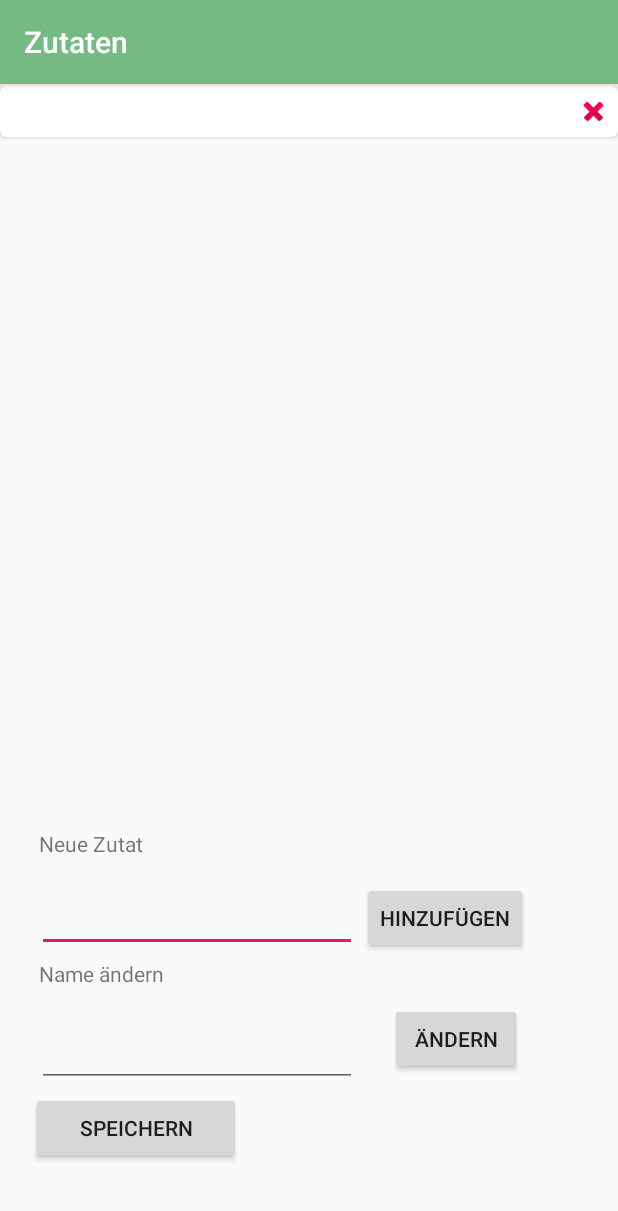
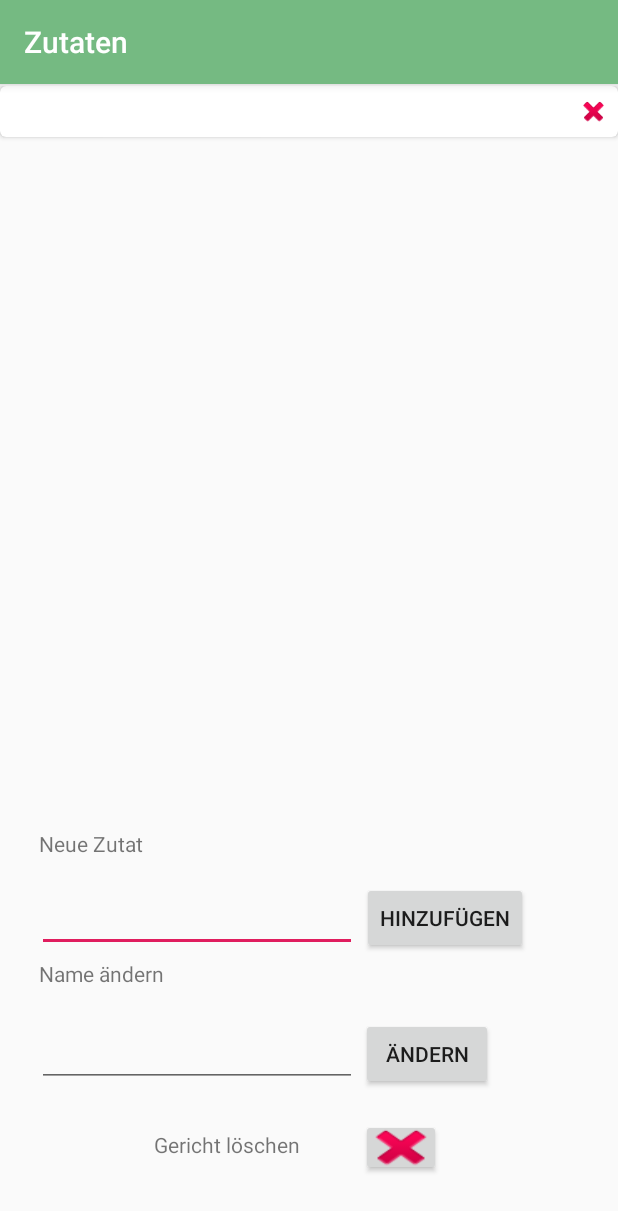
Before and after one commit to Chinchanchinese/Einkaufsliste1, an Android app: the GerichtBearbeitenActivity screen opened directly, with no data from a screen before it, after a tap on "HINZUFÜGEN", on a phone screen of 412 x 824 dp. Shown: the top 1211 px of the screen. Run offline under Robolectric (Android 15) with nearby library versions, the phone set to English and light mode, and no system bars; 3 statements that could not run were skipped.

Commit message:
Layout Bearbeiten 29.07.

```diff
--- a/app/src/main/java/Gericht_bearbeiten/GerichtBearbeitenActivity.java
+++ b/app/src/main/java/Gericht_bearbeiten/GerichtBearbeitenActivity.java
@@ -23,6 +23,7 @@ import java.lang.reflect.Type;
 import java.util.ArrayList;
 import java.util.List;
 
+import Gerichte.Gericht;
 import Zutaten.Zutat;
 import ZutatenEingabe.ZutatenEingabeActivity;
 import de.rg.einkaufsliste.R;
@@ -31,12 +32,19 @@ import de.rg.einkaufsliste.*;
 
 public class GerichtBearbeitenActivity extends AppCompatActivity {
 
+    //Empfangene Daten
+    private ArrayList<Gerichte.Gericht> Gerichte;
+    private int localposition;
+    private  String Datensatz;
+    private String DatenGericht;
+
     private ArrayList<Zutat> Zutaten;
     private RecyclerView recyclerView;
     private Adapter_Zutatenliste_bearbeiten adapter;
     private RecyclerView.LayoutManager layoutmanager;
     private int INPUT_ACTIVITY_RESULT;
     private String Daten;
+    private Gericht gericht;
 
 
     @Override
@@ -46,28 +54,25 @@ public class GerichtBearbeitenActivity extends AppCompatActivity {
         Toolbar toolbar = findViewById(R.id.toolbar);
         setSupportActionBar(toolbar);
 
-        Daten=getIntent().getStringExtra("Daten");
+        //Daten=getIntent().getStringExtra("Daten");
 
-        loadData(Daten);
+        recieveData();
+        loadData(Datensatz);
         buildRecyclerView();
         buildStandardlayout();
 
 
     }
+    private void recieveData() {
+        Gerichte = new ArrayList<>();
+        Bundle extra = getIntent().getBundleExtra("extra");
+        Gerichte = (ArrayList<Gerichte.Gericht>) extra.getSerializable("object");
+        localposition = getIntent().getIntExtra("position", 0);
+        Gerichte.Gericht gericht = Gerichte.get(localposition);
+        Datensatz = gericht.getDatensatz();
+    }
 
     private void buildStandardlayout(){
-        Button speichern= findViewById(R.id.button_speichern);
-        speichern.setOnClickListener(new View.OnClickListener() {
-            @Override
-            public void onClick(View view) {
-                Intent data = new Intent();
-                int controlbit=0;
-                data.putExtra("ControlBit", controlbit);
-                setResult(RESULT_OK,data);
-                finish();
-            }
-        });
-
         final TextView Zutatenname= findViewById(R.id.editTextZutat2);
         Button Hinzufügen= findViewById(R.id.buttonHinzufügen2);
         Hinzufügen.setOnClickListener(new View.OnClickListener() {
@@ -75,8 +80,38 @@ public class GerichtBearbeitenActivity extends AppCompatActivity {
             public void onClick(View view) {
                 insertZutat(Zutatenname.getText().toString());
                 Zutatenname.setText("");
+                Toast.makeText(getApplicationContext(),"Zutat hinzugefügt",Toast.LENGTH_LONG).show();
             }
         });
+
+        final TextView Nameändern= findViewById(R.id.editTextNameändern);
+        Button Namespeichern= findViewById(R.id.buttonNameändern);
+        Namespeichern.setOnClickListener(new View.OnClickListener() {
+            @Override
+            public void onClick(View view) {
+                Gerichte.Gericht gericht = Gerichte.get(localposition);
+                gericht.setName(Nameändern.getText().toString());
+                Nameändern.setText("");
+                Toast.makeText(getApplicationContext(),"Name geändert",Toast.LENGTH_LONG).show();
+                speichernGericht();
+            }
+        });
+
+        Button Gerichtlöschen= findViewById(R.id.buttonGerichtlöschen);
+        Gerichtlöschen.setOnClickListener(new View.OnClickListener() {
+            @Override
+            public void onClick(View view) {
+                removeGericht(localposition);
+                finish();
+            }
+        });
+    }
+
+    public void removeGericht(int position){
+
+        Gerichte.remove(position);
+        speichernGericht();
+        adapter.notifyItemRemoved(position);
     }
 
     private void buildRecyclerView() {
@@ -100,9 +135,17 @@ public class GerichtBearbeitenActivity extends AppCompatActivity {
             }
         });
     }
+    private void speichernGericht() {
+        SharedPreferences sharedPreferences= getSharedPreferences(DatenGericht,0);
+        SharedPreferences.Editor editor = sharedPreferences.edit();
+        Gson gson = new Gson();
+        String json = gson.toJson(Gerichte);
+        editor.putString("Gerichteliste",json);
+        editor.apply();
+    }
 
     private void speichern() {
-        SharedPreferences sharedPreferences= getSharedPreferences(Daten,0);
+        SharedPreferences sharedPreferences= getSharedPreferences(Datensatz,0);
         SharedPreferences.Editor editor = sharedPreferences.edit();
         Gson gson = new Gson();
         String json = gson.toJson(Zutaten);
@@ -145,101 +188,4 @@ public class GerichtBearbeitenActivity extends AppCompatActivity {
         speichern();
         adapter.notifyItemRemoved(position);
     }
-
-    public static class Gericht implements Serializable {
-
-        private String id;
-        private String name;
-        private int Foto =1;
-        private List<Zutat> Zutatenliste;
-        private String Datensatz;
-        private Bitmap Fotobm;
-        private String bilduri;
-        private Boolean Haken=false;
-
-        public String getId() {
-            return id;
-        }
-
-        public void setId(String id) {
-            this.id = id;
-        }
-
-        public String getName() {
-            return name;
-        }
-
-        public void setName(String name) {
-            this.name = name;
-        }
-
-        public int getFoto() {
-                return Foto;
-
-        }
-
-        public void setFoto(int foto) {
-            Foto = foto;
-        }
-
-        public Bitmap getFotobm() {
-            return Fotobm;
-        }
-
-        public void setFotobm(Bitmap fotobm) {
-            Fotobm = fotobm;
-        }
-
-        public String getDatensatz() {
-            return Datensatz;
-        }
-
-        public void setDatensatz(String datensatz) {
-            Datensatz = datensatz;
-        }
-
-        public List<Zutat> getZutatenliste() {
-            return Zutatenliste;
-        }
-
-        public void setZutatenliste(List<Zutat> zutatenliste) {
-            Zutatenliste = zutatenliste;
-        }
-
-        public String getBilduri() {
-            return bilduri;
-        }
-
-        public void setBilduri(String bilduri) {
-            this.bilduri = bilduri;
-        }
-
-        public Boolean getHaken() {
-            return Haken;
-        }
-
-        public void setHaken(Boolean haken) {
-            Haken = haken;
-        }
-
-        public Gericht(String name, int bm, List<Zutat> zutatenliste, String Datensatz) {
-            this.id = id;
-            this.name = name;
-            Foto = bm;
-            this.Zutatenliste=zutatenliste;
-            this.Datensatz=Datensatz;
-        }
-
-        public Gericht( String name, String Bilduri, List<Zutat> zutatenliste,String Datensatz) {
-            this.id = id;
-            this.name = name;
-            bilduri = Bilduri;
-            this.Zutatenliste=zutatenliste;
-            this.Datensatz=Datensatz;
-        }
-
-
-        public Gericht() {
-        }
-    }
 }
--- a/app/src/main/res/layout/activity_gericht_bearbeiten.xml
+++ b/app/src/main/res/layout/activity_gericht_bearbeiten.xml
@@ -66,8 +66,8 @@
         android:layout_height="wrap_content"
         android:layout_alignParentEnd="true"
         android:layout_alignParentBottom="true"
-        android:layout_marginEnd="64dp"
-        android:layout_marginBottom="107dp"
+        android:layout_marginEnd="83dp"
+        android:layout_marginBottom="97dp"
         android:text="Ändern" />
 
     <com.google.android.material.appbar.AppBarLayout
@@ -93,13 +93,23 @@
         android:layout_marginTop="57dp" />
 
     <Button
-        android:id="@+id/button_speichern"
-        android:layout_width="140dp"
+        android:id="@+id/buttonGerichtlöschen"
+        android:layout_width="53dp"
+        android:layout_height="38dp"
+        android:layout_alignParentEnd="true"
+        android:layout_alignParentBottom="true"
+        android:layout_marginEnd="118dp"
+        android:layout_marginBottom="40dp"
+        android:foreground="@android:drawable/ic_delete" />
+
+    <TextView
+        android:id="@+id/textView4"
+        android:layout_width="131dp"
         android:layout_height="wrap_content"
         android:layout_alignParentEnd="true"
         android:layout_alignParentBottom="true"
-        android:layout_marginEnd="251dp"
-        android:layout_marginBottom="48dp"
-        android:text="Speichern" />
+        android:layout_marginEnd="178dp"
+        android:layout_marginBottom="51dp"
+        android:text="Gericht löschen" />
 
 </RelativeLayout>
--- a/app/src/main/res/layout/content_main.xml
+++ b/app/src/main/res/layout/content_main.xml
@@ -13,8 +13,7 @@
         android:id="@+id/ListeGerichte"
         android:layout_width="match_parent"
         android:layout_height="match_parent"
-        android:layout_alignParentTop="true"
-        android:layout_alignParentBottom="true"
         android:layout_marginTop="57dp"
-        android:layout_marginBottom="-4dp" />
+        android:layout_marginBottom="-4dp"
+        android:background="#FFFFFF" />
 </LinearLayout>
```
Also changed, not shown: app/src/main/java/Gerichte/Adapter_Gerichte.java (+10 -18 lines), app/src/main/java/Gerichte/Gericht.java (added, +105 -0 lines), app/src/main/java/Zutaten/ZutatenActivity.java (+32 -138 lines), app/src/main/java/de/rg/einkaufsliste/Einkaufskorb_Activity.java (+4 -3 lines), app/src/main/java/de/rg/einkaufsliste/MainActivity.java (+25 -23 lines), app/src/main/res/layout/activity_zutaten.xml (+2 -22 lines), app/src/main/res/layout/cardview_gericht.xml (+25 -33 lines).
